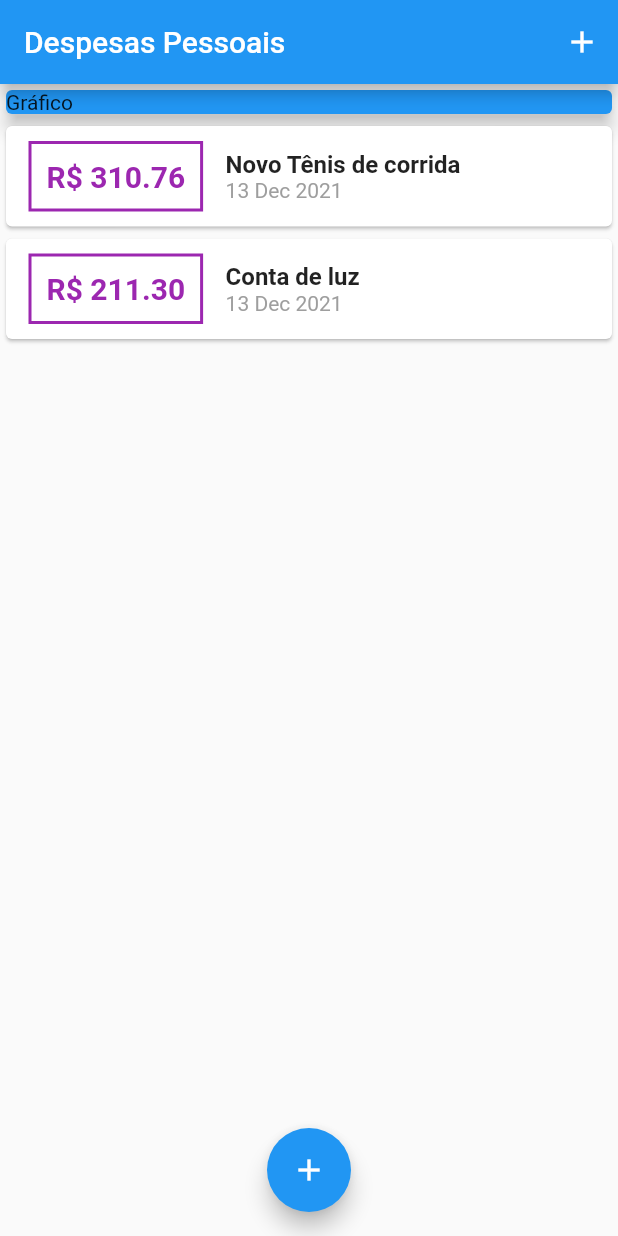
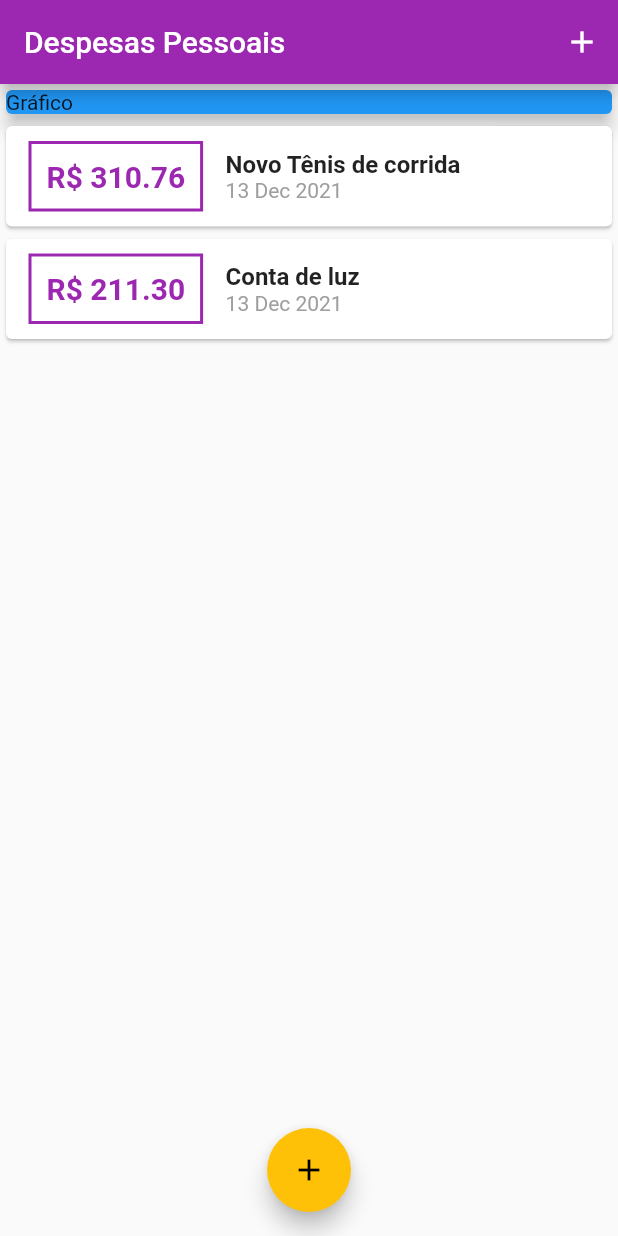
Before and after one commit to Edusu123/expenses, a Flutter app: the screen it shows after launch, on a phone screen of 412 x 824 dp. Run offline on Flutter 3.47's test engine with Material 2 defaults, Android fonts, the phone set to English and light mode, and no system bars.

Commit message:
Estilo com Theme

```diff
--- a/lib/components/transaction_list.dart
+++ b/lib/components/transaction_list.dart
@@ -24,10 +24,11 @@ class TransactionList extends StatelessWidget {
                     style: TextStyle(
                         fontWeight: FontWeight.bold,
                         fontSize: 20,
-                        color: Colors.purple),
+                        color: Theme.of(context).primaryColor),
                   ),
                   decoration: BoxDecoration(
-                      border: Border.all(color: Colors.purple, width: 2)),
+                      border: Border.all(
+                          color: Theme.of(context).primaryColor, width: 2)),
                   margin: EdgeInsets.symmetric(horizontal: 15, vertical: 10),
                   padding: EdgeInsets.all(10),
                 ),
--- a/lib/main.dart
+++ b/lib/main.dart
@@ -9,7 +9,10 @@ main() => runApp(ExpensesApp());
 class ExpensesApp extends StatelessWidget {
   @override
   Widget build(BuildContext context) {
-    return MaterialApp(home: MyHomePage());
+    return MaterialApp(
+      home: MyHomePage(),
+      theme: ThemeData(primarySwatch: Colors.purple, accentColor: Colors.amber),
+    );
   }
 }
 
```
